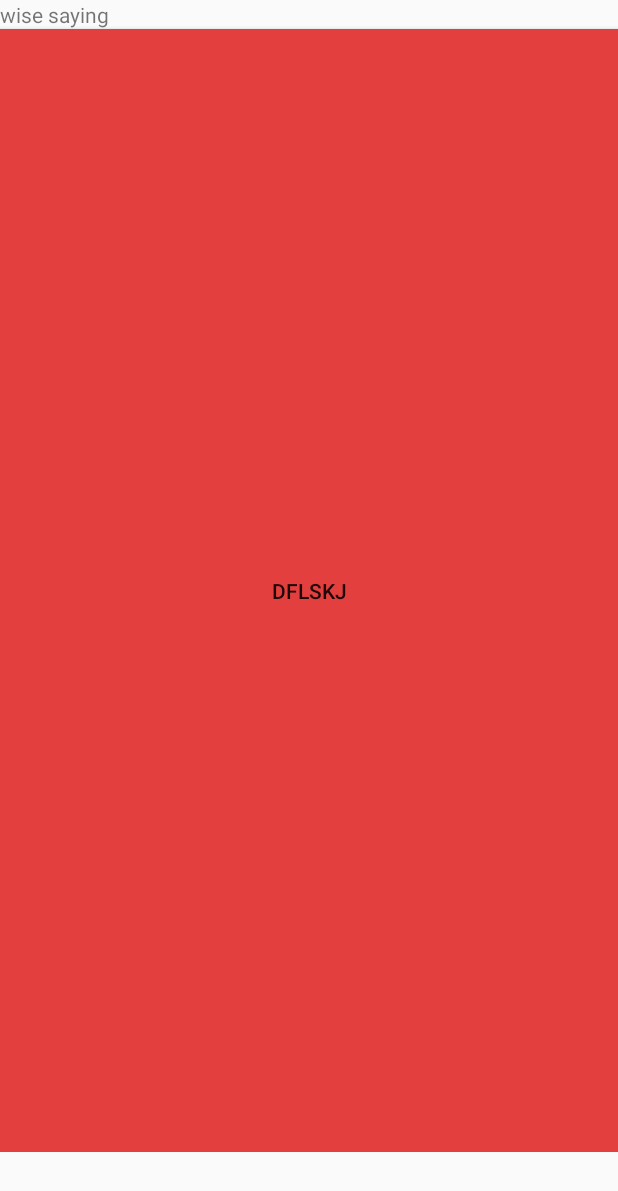
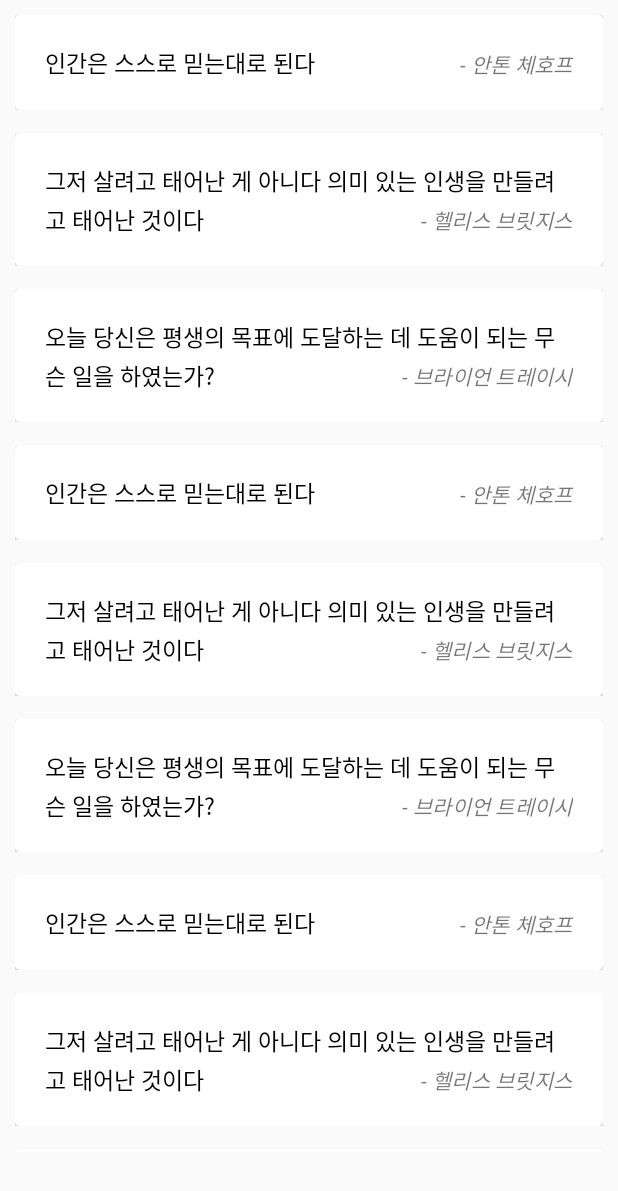
Before and after one commit to taeiim/WakeHeart, an Android app: the fragment WiseSayingFragment shown on its own in the app's theme, on a phone screen of 412 x 824 dp. Shown: the top 1191 px of the screen. Run offline under Robolectric (Android 15) with nearby library versions, the phone set to English and light mode, and no system bars.

Commit message:
Create WiseSayingFragment and setting RecyclerView in fragment

```diff
--- a/WakeHeart/app/build.gradle
+++ b/WakeHeart/app/build.gradle
@@ -39,6 +39,7 @@ dependencies {
     compile 'info.hoang8f:fbutton:1.0.5'
     compile 'com.txusballesteros:snake:1.0'
     compile 'com.naver.maps.open:naver-map-api:2.1.2@aar'
+    compile 'com.android.support:cardview-v7:26.+'
     testCompile 'junit:junit:4.12'
 
 
--- /dev/null
+++ b/WakeHeart/app/src/main/java/com/dsm/wakeheart/Adapter/RecyclerViewAdapter.java
@@ -0,0 +1,62 @@
+package com.dsm.wakeheart.Adapter;
+
+import android.content.Context;
+import android.support.v7.widget.CardView;
+import android.support.v7.widget.RecyclerView;
+import android.util.Log;
+import android.view.LayoutInflater;
+import android.view.View;
+import android.view.ViewGroup;
+import android.widget.TextView;
+
+import com.dsm.wakeheart.Model.WiseSayingItem;
+import com.dsm.wakeheart.R;
+
+import java.util.ArrayList;
+import java.util.List;
+
+/**
+ * Created by parktaeim on 2017. 9. 5..
+ */
+
+public class RecyclerViewAdapter extends RecyclerView.Adapter<RecyclerViewAdapter.ViewHolder> {
+
+    private Context context;
+    private ArrayList<WiseSayingItem> items = new ArrayList<>();
+
+    public RecyclerViewAdapter(Context context,ArrayList<WiseSayingItem> items) {
+        this.context = context;
+        this.items = items;
+    }
+
+    @Override
+    public RecyclerViewAdapter.ViewHolder onCreateViewHolder(ViewGroup parent, int viewType) {
+        View v = LayoutInflater.from(parent.getContext()).inflate(R.layout.wisesaying_item, parent, false);
+        ViewHolder vh = new ViewHolder(v);
+        return vh;
+    }
+
+    @Override
+    public void onBindViewHolder(RecyclerViewAdapter.ViewHolder holder, int position) {
+        holder.wiseSayingTextView.setText(items.get(position).wiseSaying);
+        holder.authorTextView.setText(items.get(position).author);
+    }
+
+    @Override
+    public int getItemCount() {
+       return items.size();
+    }
+
+    public class ViewHolder extends RecyclerView.ViewHolder {
+        CardView cardView;
+        TextView wiseSayingTextView;
+        TextView authorTextView;
+
+        public ViewHolder(View itemView) {
+            super(itemView);
+            cardView = (CardView) itemView.findViewById(R.id.cardView);
+            wiseSayingTextView = (TextView) itemView.findViewById(R.id.wiseSayingTextView);
+            authorTextView = (TextView) itemView.findViewById(R.id.authorTextView);
+        }
+    }
+}
--- a/WakeHeart/app/src/main/java/com/dsm/wakeheart/Fragment/WiseSayingFragment.java
+++ b/WakeHeart/app/src/main/java/com/dsm/wakeheart/Fragment/WiseSayingFragment.java
@@ -3,21 +3,78 @@ package com.dsm.wakeheart.Fragment;
 import android.os.Bundle;
 import android.support.annotation.Nullable;
 import android.support.v4.app.Fragment;
+import android.support.v7.widget.DefaultItemAnimator;
+import android.support.v7.widget.LinearLayoutManager;
+import android.support.v7.widget.RecyclerView;
 import android.view.LayoutInflater;
 import android.view.View;
 import android.view.ViewGroup;
+import android.widget.ArrayAdapter;
+import android.widget.LinearLayout;
 
+import com.dsm.wakeheart.Adapter.RecyclerViewAdapter;
+import com.dsm.wakeheart.Model.WiseSayingItem;
 import com.dsm.wakeheart.R;
+
+import java.util.ArrayList;
+import java.util.List;
 
 /**
  * Created by parktaeim on 2017. 9. 5..
  */
 
 public class WiseSayingFragment extends Fragment {
-    @Nullable
+
+    private RecyclerView recyclerView;
+    private RecyclerViewAdapter adapter;
+    private RecyclerView.LayoutManager layoutManager;
+    private ArrayList<WiseSayingItem> wiseSayingItems = new ArrayList<>();
+
     @Override
-    public View onCreateView(LayoutInflater inflater, @Nullable ViewGroup container, @Nullable Bundle savedInstanceState) {
+    public View onCreateView(LayoutInflater inflater,ViewGroup container, @Nullable Bundle savedInstanceState) {
         View rootView = inflater.inflate(R.layout.fragment_helper_wisesaying,container,false);
+
+        recyclerView = (RecyclerView) rootView.findViewById(R.id.recyclerView);
+        recyclerView.setHasFixedSize(true);
+        layoutManager = new LinearLayoutManager(getActivity());
+        //layoutManager.setOrientation(LinearLayoutManager.VERTICAL);
+        recyclerView.setLayoutManager(layoutManager);
+        recyclerView.scrollToPosition(0);
+
+        adapter = new RecyclerViewAdapter(getActivity(),wiseSayingItems);
+        recyclerView.setAdapter(adapter);
+        recyclerView.setItemAnimator(new DefaultItemAnimator());
+
         return rootView;
     }
+
+    @Override
+    public void onActivityCreated(@Nullable Bundle savedInstanceState) {
+        super.onActivityCreated(savedInstanceState);
+    }
+
+    @Override
+    public void onCreate(@Nullable Bundle savedInstanceState) {
+        super.onCreate(savedInstanceState);
+        addData();
+    }
+
+    private void addData() {
+//        ArrayList<WiseSayingItem> wiseSayingItems = new ArrayList<>();
+        wiseSayingItems.add(new WiseSayingItem("인간은 스스로 믿는대로 된다","- 안톤 체호프"));
+        wiseSayingItems.add(new WiseSayingItem("그저 살려고 태어난 게 아니다 의미 있는 인생을 만들려고 태어난 것이다","- 헬리스 브릿지스"));
+        wiseSayingItems.add(new WiseSayingItem("오늘 당신은 평생의 목표에 도달하는 데 도움이 되는 무슨 일을 하였는가?","- 브라이언 트레이시"));
+        wiseSayingItems.add(new WiseSayingItem("인간은 스스로 믿는대로 된다","- 안톤 체호프"));
+        wiseSayingItems.add(new WiseSayingItem("그저 살려고 태어난 게 아니다 의미 있는 인생을 만들려고 태어난 것이다","- 헬리스 브릿지스"));
+        wiseSayingItems.add(new WiseSayingItem("오늘 당신은 평생의 목표에 도달하는 데 도움이 되는 무슨 일을 하였는가?","- 브라이언 트레이시"));
+        wiseSayingItems.add(new WiseSayingItem("인간은 스스로 믿는대로 된다","- 안톤 체호프"));
+        wiseSayingItems.add(new WiseSayingItem("그저 살려고 태어난 게 아니다 의미 있는 인생을 만들려고 태어난 것이다","- 헬리스 브릿지스"));
+        wiseSayingItems.add(new WiseSayingItem("오늘 당신은 평생의 목표에 도달하는 데 도움이 되는 무슨 일을 하였는가?","- 브라이언 트레이시"));
+        wiseSayingItems.add(new WiseSayingItem("인간은 스스로 믿는대로 된다","- 안톤 체호프"));
+        wiseSayingItems.add(new WiseSayingItem("그저 살려고 태어난 게 아니다 의미 있는 인생을 만들려고 태어난 것이다","- 헬리스 브릿지스"));
+        wiseSayingItems.add(new WiseSayingItem("오늘 당신은 평생의 목표에 도달하는 데 도움이 되는 무슨 일을 하였는가?","- 브라이언 트레이시"));
+
+
+
+    }
 }
--- /dev/null
+++ b/WakeHeart/app/src/main/java/com/dsm/wakeheart/Model/WiseSayingItem.java
@@ -0,0 +1,15 @@
+package com.dsm.wakeheart.Model;
+
+/**
+ * Created by parktaeim on 2017. 9. 5..
+ */
+
+public class WiseSayingItem {
+    public String wiseSaying;
+    public String author;
+
+    public WiseSayingItem(String wiseSaying, String author) {
+        this.wiseSaying = wiseSaying;
+        this.author = author;
+    }
+}
--- a/WakeHeart/app/src/main/res/layout/fragment_helper_wisesaying.xml
+++ b/WakeHeart/app/src/main/res/layout/fragment_helper_wisesaying.xml
@@ -3,14 +3,10 @@
     android:orientation="vertical" android:layout_width="match_parent"
     android:layout_height="match_parent"
     android:layout_marginBottom="?attr/actionBarSize">
-    <TextView
-    android:layout_width="match_parent"
-    android:layout_height="wrap_content"
-    android:text="wise saying"/>
 
-    <Button
-        android:background="@color/colorPrimary"
-        android:text="dflskj"
+    <android.support.v7.widget.RecyclerView
+        android:id="@+id/recyclerView"
         android:layout_width="match_parent"
-        android:layout_height="match_parent" />
+        android:layout_height="match_parent">
+    </android.support.v7.widget.RecyclerView>
 </LinearLayout>
--- /dev/null
+++ b/WakeHeart/app/src/main/res/layout/wisesaying_item.xml
@@ -0,0 +1,44 @@
+<?xml version="1.0" encoding="utf-8"?>
+<LinearLayout xmlns:android="http://schemas.android.com/apk/res/android"
+    xmlns:app="http://schemas.android.com/apk/res-auto"
+    android:layout_width="match_parent"
+    android:layout_height="wrap_content"
+    android:orientation="vertical"
+    android:paddingLeft="10dp"
+    android:paddingRight="10dp"
+    android:paddingTop="10dp"
+    android:paddingBottom="5dp">
+
+    <android.support.v7.widget.CardView
+        android:id="@+id/cardView"
+        app:cardCornerRadius="3dp"
+        android:layout_width="match_parent"
+        android:layout_height="wrap_content">
+
+        <RelativeLayout
+            android:layout_width="match_parent"
+            android:layout_height="wrap_content"
+            android:padding="20dp"
+            android:layout_gravity="center">
+
+            <TextView
+                android:id="@+id/wiseSayingTextView"
+                android:layout_width="wrap_content"
+                android:layout_height="wrap_content"
+                android:textColor="#000000"
+                android:textSize="15dp"
+                android:lineSpacingExtra="3dp"
+                android:text="가나다라마바사아자차카타파하"/>
+
+            <TextView
+                android:id="@+id/authorTextView"
+                android:layout_width="wrap_content"
+                android:layout_height="wrap_content"
+                android:text="박태임"
+                android:layout_alignParentRight="true"
+                android:layout_alignParentBottom="true"
+                android:textStyle="italic"/>
+
+        </RelativeLayout>
+    </android.support.v7.widget.CardView>
+</LinearLayout>
```
